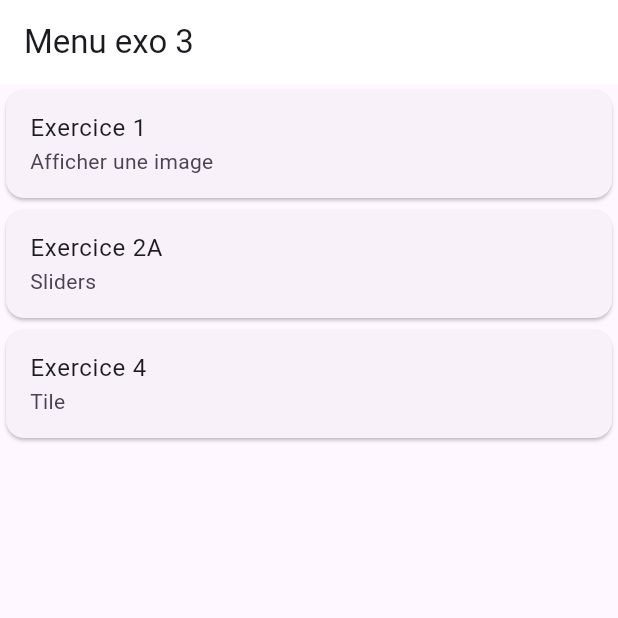
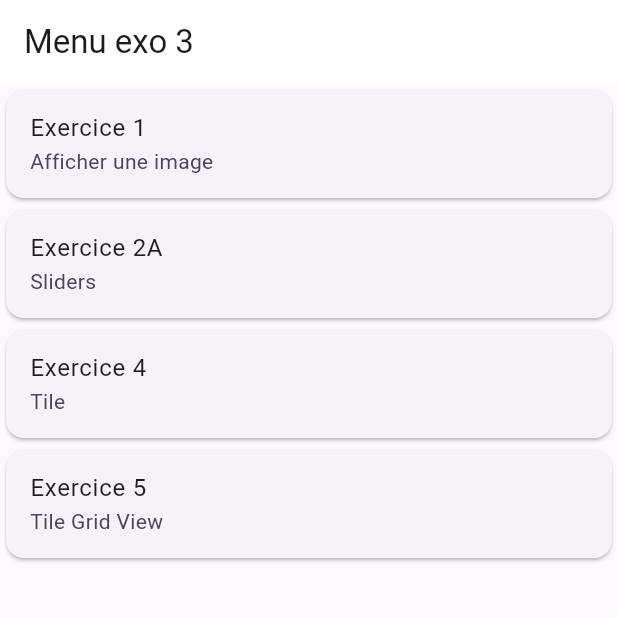
Before and after one commit to hugo-joly/AMSEJolyStockinger, a Flutter app: the screen it shows after launch, on a phone screen of 412 x 824 dp, the top half of it. Run offline on Flutter 3.47's test engine with Material 3 defaults, Android fonts, the phone set to English and light mode, and no system bars.

Commit message:
début exo5

```diff
--- a/tp2/lib/exo3/mainexo3.dart
+++ b/tp2/lib/exo3/mainexo3.dart
@@ -1,4 +1,5 @@
 import 'package:flutter/material.dart';
+import 'package:tp2/exo5/mainexo5.dart';
 import '../exo1/mainexo1.dart';
 import '../exo2/mainexo2A.dart';
 import '../exo4/mainexo4.dart';
@@ -34,7 +35,11 @@ class _MenuState extends State<Menu> {
           MenuTile(
               title: "Exercice 4",
               subtitle: "Tile",
-              exercice: const DisplayTileWidget())
+              exercice: const DisplayTileWidget()),
+          MenuTile(
+              title: "Exercice 5",
+              subtitle: "Tile Grid View",
+              exercice: Exo5())
         ]));
   }
 }
--- /dev/null
+++ b/tp2/lib/exo5/mainexo5.dart
@@ -0,0 +1,65 @@
+import 'package:flutter/material.dart';
+
+import 'package:flutter/material.dart';
+
+class Tile {
+  String imageURL;
+  Alignment alignment;
+
+  Tile({required this.imageURL, required this.alignment});
+
+  Widget croppedImageTile() {
+    return FittedBox(
+      fit: BoxFit.fill,
+      child: ClipRect(
+        child: Container(
+          child: Align(
+            alignment: alignment,
+            widthFactor: 0.33,
+            heightFactor: 0.33,
+            child: Image.network(this.imageURL),
+          ),
+        ),
+      ),
+    );
+  }
+}
+
+List<Tile> tiles = [
+  Tile(imageURL: 'https://picsum.photos/512', alignment: Alignment(0, 0)),
+  Tile(imageURL: 'https://picsum.photos/512', alignment: Alignment(0.5, 0)),
+  Tile(imageURL: 'https://picsum.photos/512', alignment: Alignment(1, 0))
+];
+
+class Exo5 extends StatelessWidget {
+  @override
+  Widget build(BuildContext context) {
+    return Scaffold(
+      appBar: AppBar(
+        title: Text('Display a Tile as a Cropped Image'),
+        centerTitle: true,
+      ),
+      body: GridView.builder(
+        gridDelegate: const SliverGridDelegateWithFixedCrossAxisCount(
+          crossAxisCount: 3, // Number of columns in the grid
+          mainAxisSpacing: 4.0, // Spacing between rows
+          crossAxisSpacing: 4.0, // Spacing between columns
+          childAspectRatio: 1.0, // Aspect ratio of each grid item (width / height)
+        ),
+        itemCount: tiles.length,
+        itemBuilder: (BuildContext context, int index) {
+          return createTileWidgetFrom(tiles[index]);
+        },
+      ),
+    );
+  }
+
+  Widget createTileWidgetFrom(Tile tile) {
+    return InkWell(
+      child: tile.croppedImageTile(),
+      onTap: () {
+        print("tapped on tile");
+      },
+    );
+  }
+}
```
